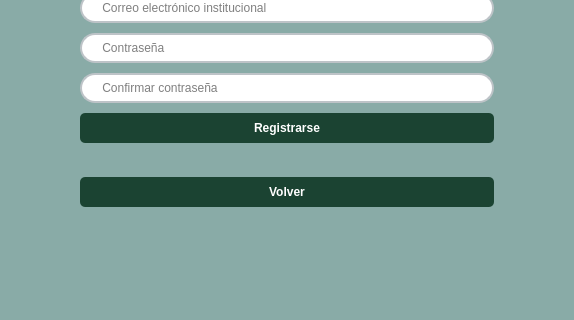
ivantm1/proyecto-software, file src/vista/Ui/VistaRegistro.ui: the form before one commit; both pictures show x 344 to 918 and y 262 to 582 of the 1262 by 949 pixel window.
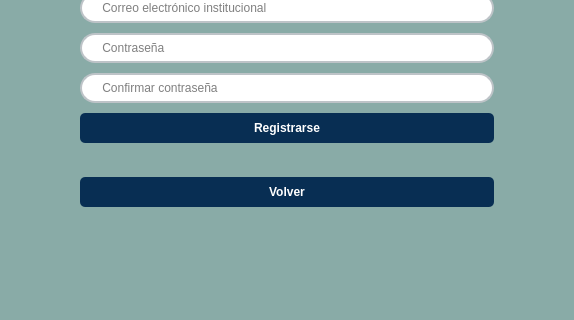
The form after the commit. Icons and pictures are not drawn.

Commit message: "Cambio en vistas login y registro"

```diff
--- a/src/vista/Ui/VistaRegistro.ui
+++ b/src/vista/Ui/VistaRegistro.ui
@@ -184,9 +184,9 @@
       <widget class="QPushButton" name="boton_registro">
        <property name="styleSheet">
         <string notr="true">QPushButton {
-    background-color: #1B4332; 
-    color: white; 
-    border-radius: 5px;  
+    background-color: #082e53; 
+    color: white;  
+    border-radius: 5px; 
     padding: 8px;  
     font-weight: bold;
 }
@@ -215,9 +215,9 @@
       <widget class="QPushButton" name="boton_volver">
        <property name="styleSheet">
         <string notr="true">QPushButton {
-    background-color: #1B4332; 
-    color: white; 
-    border-radius: 5px;  
+    background-color: #082e53; 
+    color: white;  
+    border-radius: 5px; 
     padding: 8px;  
     font-weight: bold;
 }
```
Left out of the diff: 10 changed lines with no effect on the pictures. The commit also changes 2 other files.
